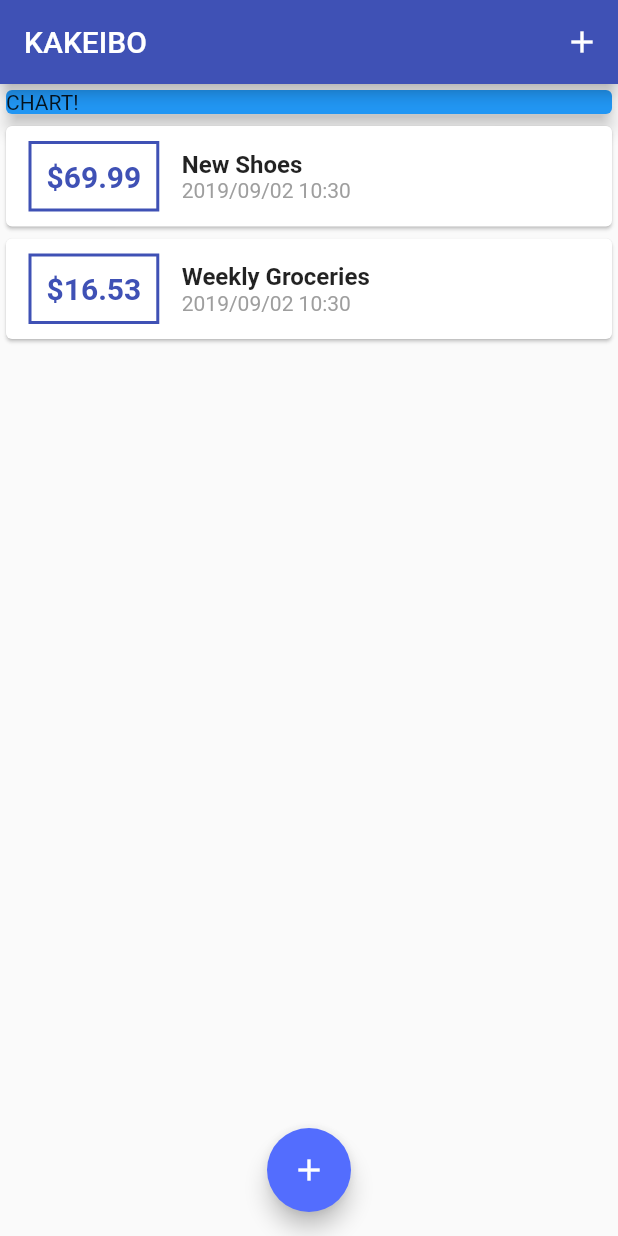
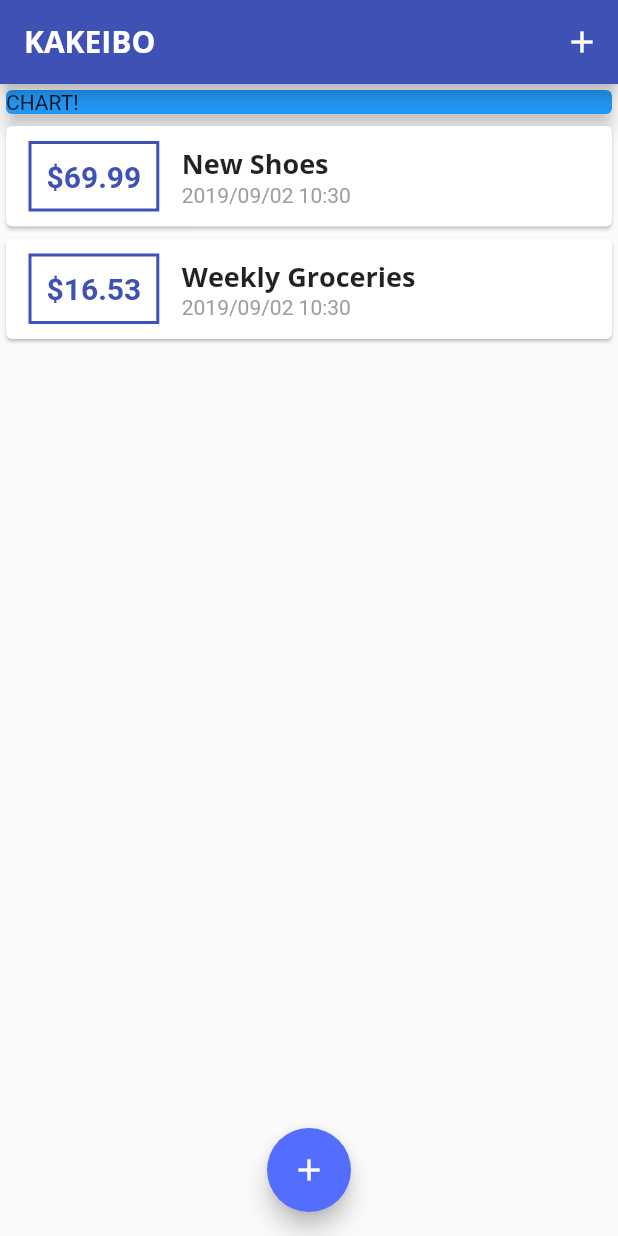
Before and after one commit to goki0524/kakeibo, a Flutter app: the screen it shows after launch, on a phone screen of 412 x 824 dp. Run offline on Flutter 3.47's test engine with Material 2 defaults, Android fonts, the phone set to English and light mode, and no system bars.

Commit message:
finish 93

```diff
--- a/lib/main.dart
+++ b/lib/main.dart
@@ -11,9 +11,25 @@ class MyApp extends StatelessWidget {
     return MaterialApp(
       title: 'KAKEIBO',
       theme: ThemeData(
-        primarySwatch: Colors.indigo,
-        accentColor: Colors.indigoAccent,
-      ),
+          primarySwatch: Colors.indigo,
+          accentColor: Colors.indigoAccent,
+          fontFamily: 'Quicksand',
+          textTheme: ThemeData.light().textTheme.copyWith(
+                title: TextStyle(
+                  fontFamily: 'OpenSans',
+                  fontWeight: FontWeight.bold,
+                  fontSize: 18,
+                ),
+              ),
+          appBarTheme: AppBarTheme(
+            textTheme: ThemeData.light().textTheme.copyWith(
+                  title: TextStyle(
+                    fontFamily: 'OpenSans',
+                    fontSize: 20,
+                    fontWeight: FontWeight.bold,
+                  ),
+                ),
+          )),
       home: MyHomePage(),
     );
   }
--- a/lib/widgets/transaction_list.dart
+++ b/lib/widgets/transaction_list.dart
@@ -42,10 +42,7 @@ class TransactionList extends StatelessWidget {
                   children: <Widget>[
                     Text(
                       transactions[index].title,
-                      style: TextStyle(
-                        fontSize: 16,
-                        fontWeight: FontWeight.bold,
-                      ),
+                      style: Theme.of(context).textTheme.title,
                     ),
                     Text(
                       DateFormat('yyyy/MM/dd hh:mm').format(transactions[index].date),
```
Also changed, not shown: pubspec.yaml (+11 -6 lines), assets/fonts/OpenSans-Bold.ttf (added), assets/fonts/OpenSans-Regular.ttf (added), assets/fonts/Quicksand-Bold.ttf (added), assets/fonts/Quicksand-Light.ttf (added), assets/fonts/Quicksand-Medium.ttf (added), assets/fonts/Quicksand-Regular.ttf (added), assets/images/waiting.png (added).
